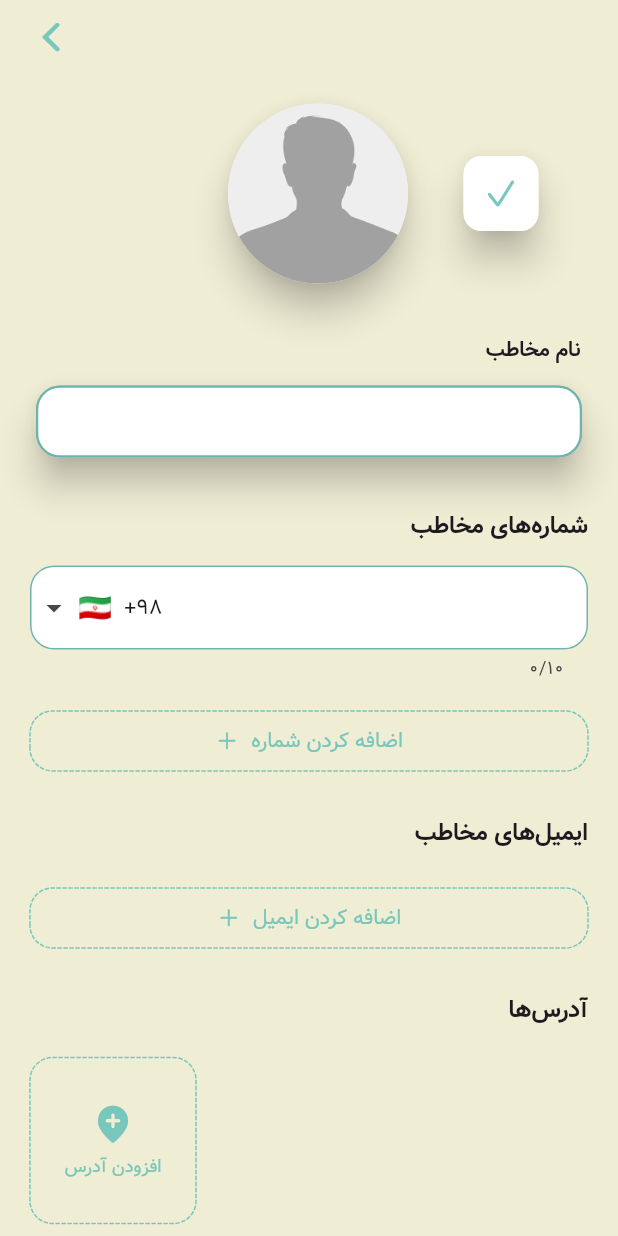
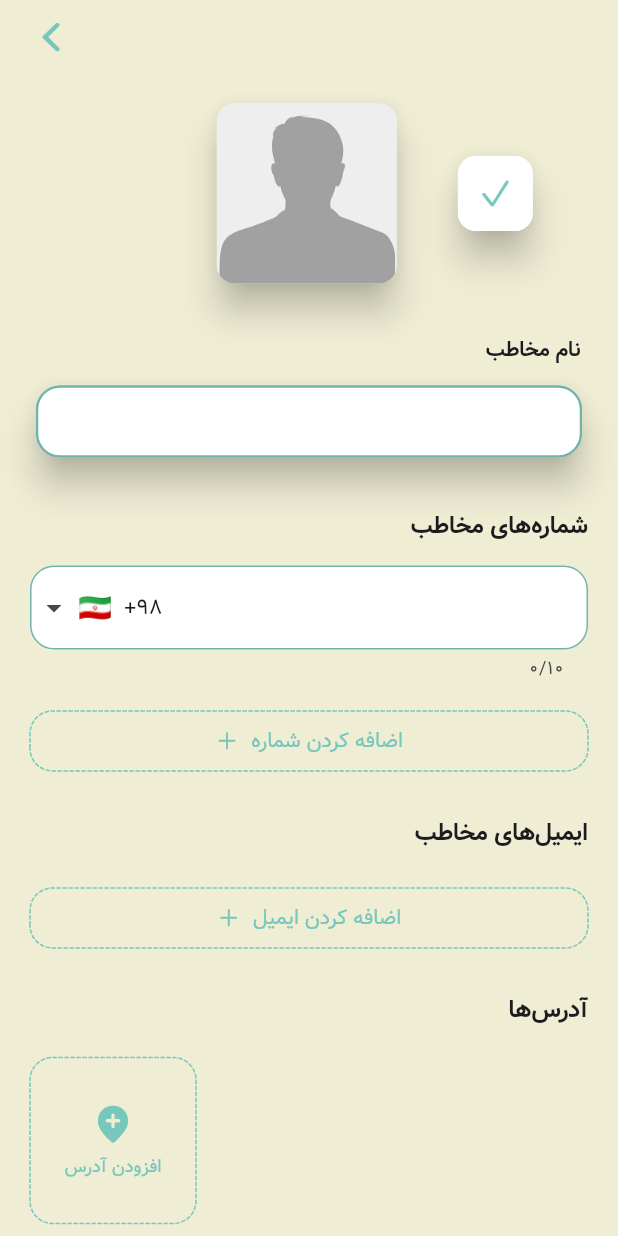
Before and after one commit to pooya-dani76/Contact-App, a Flutter app: the EditPage screen opened by its route, on a phone screen of 412 x 824 dp. Run offline on Flutter 3.47's test engine with Material 3 defaults, Android fonts, the phone set to English and light mode, and no system bars; drawn by our look-alikes of auto_size_text, dotted_border, intl_phone_field; our stand-ins replace another_flushbar, device_info_plus, file_picker, flutter_map, flutter_spinkit, get and 8 more; missing offline and left inert: flutter_phone_direct_caller, maps_launcher; accounts and stored records are empty.

Commit message:
Add Backup & restore system for android 13 & above and android < 13, add delete owner data & add remove pic button white editing contact

```diff
--- a/lib/pages/edit_page/view/edit_page_view.dart
+++ b/lib/pages/edit_page/view/edit_page_view.dart
@@ -10,6 +10,7 @@ import 'package:special_phone_book/pages/widgets/app_bar.dart';
 import 'package:special_phone_book/pages/widgets/back_button.dart';
 import 'package:special_phone_book/pages/widgets/custom_text_field.dart';
 import 'package:special_phone_book/pages/widgets/page_header.dart';
+import 'package:special_phone_book/routes/routes.dart';
 
 // ignore: must_be_immutable
 class EditPage extends StatefulWidget {
@@ -50,12 +51,11 @@ class _EditPageState extends State<EditPage> {
                 children: [
                   PageHeader(
                     showName: false,
+                    onDeleteAvatarTap: editPageController.removeAvatar,
                     picturePath: editPageController.picPath,
                     leftIcon: CupertinoIcons.check_mark,
-                    rightIcon: (Get.arguments != null && !Get.arguments.containsKey('me'))
-                        ? Icons.delete_outline_rounded
-                        : null,
-                    onRightButtonTap: (Get.arguments != null && !Get.arguments.containsKey('me')) ? deleteContact : null,
+                    rightIcon: iconSelector(data: editPageController.info),
+                    onRightButtonTap: oprationSelector(data: editPageController.info),
                     onLeftButtonTap: () => onSubmitTap(isUpdate: Get.arguments != null),
                     onAvatarTap: editPageController.setPicture,
                   ),
@@ -80,3 +80,27 @@ class _EditPageState extends State<EditPage> {
     );
   }
 }
+
+IconData? iconSelector({Map? data}){
+  if (data != null) {
+    if (data.containsKey('me')) {
+      return CupertinoIcons.settings;
+    } else {
+      return Icons.delete_outline_rounded;
+    }
+  } else {
+    return null;
+  }
+}
+
+VoidCallback? oprationSelector({Map? data}){
+  if (data != null) {
+    if (data.containsKey('me')) {
+      return () => routeToPage(page: Routes.settingPage);
+    } else {
+      return deleteContact;
+    }
+  } else {
+    return null;
+  }
+}
--- a/lib/pages/home_page/controller/home_page_controller.dart
+++ b/lib/pages/home_page/controller/home_page_controller.dart
@@ -2,7 +2,7 @@ import 'package:flutter/widgets.dart';
 import 'package:get/get.dart';
 import 'package:package_info_plus/package_info_plus.dart';
 import 'package:special_phone_book/routes/routes.dart';
-import 'package:special_phone_book/storage/functions/functions.dart';
+import 'package:special_phone_book/storage/functions.dart';
 
 class HomePageController extends GetxController {
   List? data;
--- a/lib/pages/home_page/view/home_page.dart
+++ b/lib/pages/home_page/view/home_page.dart
@@ -20,6 +20,7 @@ class HomePage extends StatelessWidget {
             child: Column(
               children: [
                 if(homePageController.meBase != null)...{
+                  const SizedBox(height: 50),
                   PageHeader(
                   name: homePageController.meBase!['name'],
                   picturePath: homePageController.meBase!['picture_path'] ,
--- a/lib/pages/widgets/page_header.dart
+++ b/lib/pages/widgets/page_header.dart
@@ -11,10 +11,11 @@ class PageHeader extends StatelessWidget {
       this.rightIcon,
       this.leftIcon,
       this.onAvatarTap,
-      this.avatarShape = BoxShape.circle,
+      this.avatarShape = BoxShape.rectangle,
       this.name,
       this.picturePath,
-      this.showName = true});
+      this.showName = true,
+      this.onDeleteAvatarTap});
 
   final String? name;
   final String? picturePath;
@@ -23,6 +24,7 @@ class PageHeader extends StatelessWidget {
   final VoidCallback? onLeftButtonTap;
   final IconData? leftIcon;
   final VoidCallback? onAvatarTap;
+  final VoidCallback? onDeleteAvatarTap;
   final BoxShape? avatarShape;
   final bool? showName;
 
@@ -44,12 +46,22 @@ class PageHeader extends StatelessWidget {
                   child: Icon(rightIcon),
                 ),
               } else ...{
-                const SizedBox(height: 70, width: 70)
+                const SizedBox(height: 55, width: 55)
               },
               InkWell(
                 onTap: onAvatarTap,
-                child: Avatar(
-                    image: picturePath ?? '', maxSize: const Size(120, 120), boxShape: avatarShape),
+                child: Badge(
+                  padding: const EdgeInsets.all(2),
+                  alignment: Alignment.topRight,
+                  label: InkWell(
+                      onTap: onDeleteAvatarTap,
+                      child: const Icon(Icons.close_rounded, color: Colors.white, size: 18)),
+                  isLabelVisible: onDeleteAvatarTap != null &&  picturePath != null,
+                  child: Avatar(
+                      image: picturePath ?? '',
+                      maxSize: const Size(120, 120),
+                      boxShape: avatarShape),
+                ),
               ),
               if (onLeftButtonTap != null) ...{
                 CustomButton(
@@ -58,7 +70,7 @@ class PageHeader extends StatelessWidget {
                   child: Icon(leftIcon),
                 ),
               } else ...{
-                const SizedBox(height: 70, width: 70)
+                const SizedBox(height: 55, width: 55)
               }
             ],
           ),
--- a/lib/storage/functions/functions.dart
+++ b/lib/storage/functions.dart
@@ -43,7 +43,7 @@ CREATE TABLE IF NOT EXISTS Emails(
   //----------------------------------------Create-----------------------------------------
   static Future<Database> openDB() async {
     var databasesPath = await getDatabasesPath();
-    var path = join(databasesPath, 'contacts_special.db');
+    var path = join(databasesPath, 'super_phone_book.db');
 
     try {
       await Directory(databasesPath).create(recursive: true);
@@ -118,7 +118,7 @@ CREATE TABLE IF NOT EXISTS Emails(
       );
     try {
       if (data.isEmpty) {
-        await database.insert('Contacts', {'name':'' , 'picture_path':'', 'is_me':1});
+        await database.insert('Contacts', {'name':'' , 'picture_path':null, 'is_me':1});
       }
       await database.close();
     } catch (e) {
--- a/pubspec.yaml
+++ b/pubspec.yaml
@@ -1,5 +1,5 @@
 name: special_phone_book
-description: "A new Flutter project."
+description: "A Phone Book With Extra Options Such as Adding Address & Modern Design"
 # The following line prevents the package from being accidentally published to
 # pub.dev using `flutter pub publish`. This is preferred for private packages.
 publish_to: 'none' # Remove this line if you wish to publish to pub.dev
@@ -16,7 +16,7 @@ publish_to: 'none' # Remove this line if you wish to publish to pub.dev
 # https://developer.apple.com/library/archive/documentation/General/Reference/InfoPlistKeyReference/Articles/CoreFoundationKeys.html
 # In Windows, build-name is used as the major, minor, and patch parts
 # of the product and file versions while build-number is used as the build suffix.
-version: 1.2.0+1
+version: 2.2.1+1
 
 environment:
   sdk: ^3.5.1
@@ -55,6 +55,7 @@ dependencies:
   flutter_map: ^7.0.2
   latlong2: ^0.9.1
   maps_launcher: ^2.2.1
+  device_info_plus: ^11.1.0
 
 dev_dependencies:
   flutter_test:
```
Also changed, not shown: lib/main.dart (+9 -9 lines), lib/pages/detail_page/controller/detail_page_controller.dart (+5 -48 lines), lib/pages/edit_page/controller/edit_page_controller.dart (+6 -1 lines), lib/pages/setting_page/controller/setting_page_controller.dart (+99 -10 lines), lib/pages/setting_page/view/setting_page_view.dart (+27 -6 lines), lib/storage/models/models.dart (deleted, +0 -51 lines), lib/utils/utils.dart (+52 -22 lines), pubspec.lock, 40 other files.
